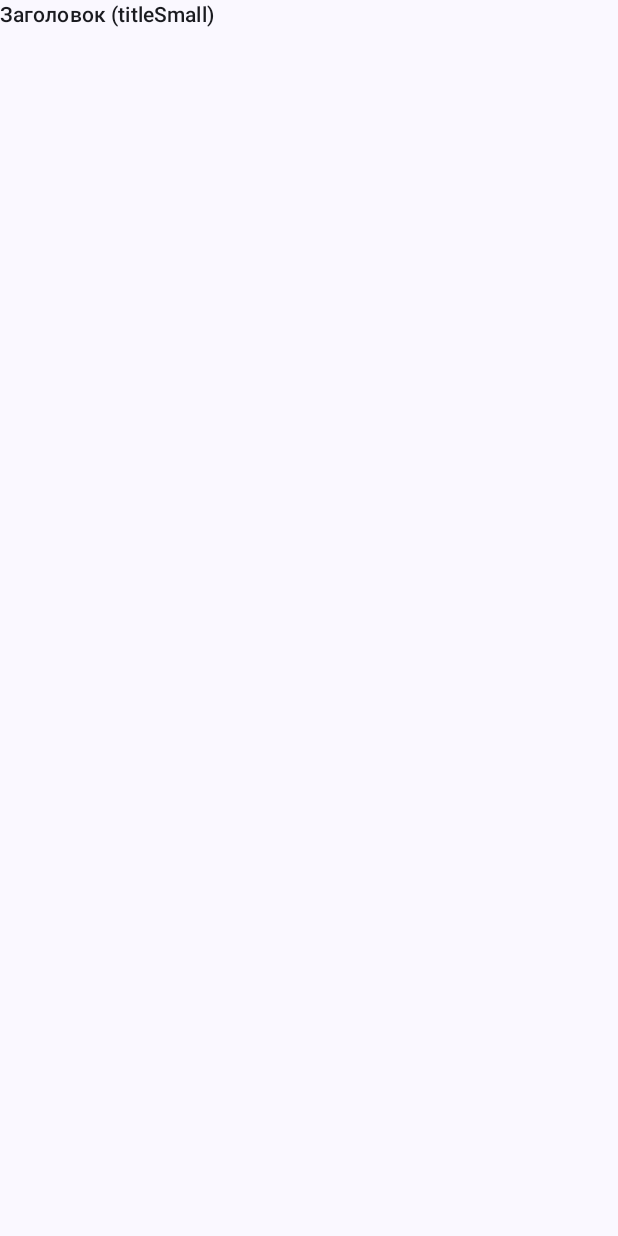
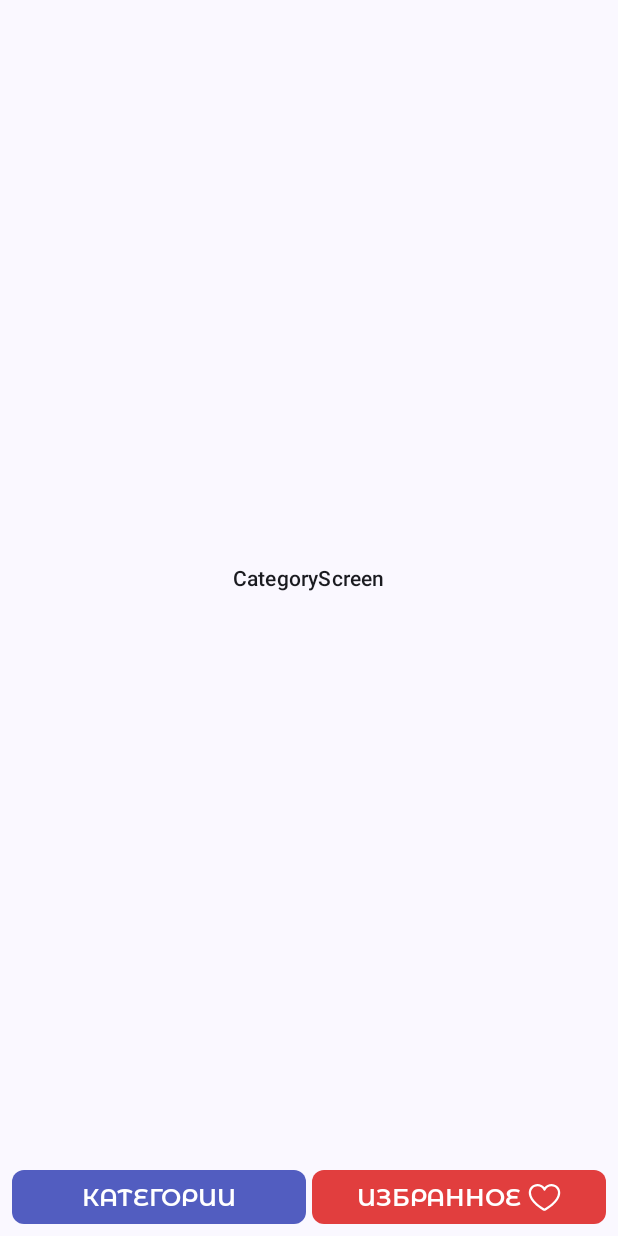
Before and after one commit to AndrewSolodovnikov/RecipeComposeApp, an Android app built with Jetpack Compose: the screen it shows after launch (MainActivity), on a phone screen of 412 x 824 dp. Before the commit the screen is almost empty. Run offline under Robolectric (Android 15) with nearby library versions, the phone set to English and light mode, and no system bars.

Commit message:
RCA-08 добавлена BottomNavigation панель

```diff
--- a/app/src/main/java/com/sol/recipecomposeapp/MainActivity.kt
+++ b/app/src/main/java/com/sol/recipecomposeapp/MainActivity.kt
@@ -4,9 +4,6 @@ import android.os.Bundle
 import androidx.activity.ComponentActivity
 import androidx.activity.compose.setContent
 import androidx.activity.enableEdgeToEdge
-import androidx.compose.foundation.layout.fillMaxSize
-import androidx.compose.material3.Scaffold
-import androidx.compose.ui.Modifier
 import com.sol.recipecomposeapp.ui.theme.RecipeAppTheme
 
 class MainActivity : ComponentActivity() {
@@ -15,9 +12,7 @@ class MainActivity : ComponentActivity() {
         enableEdgeToEdge()
         setContent {
             RecipeAppTheme {
-                Scaffold(modifier = Modifier.fillMaxSize()) { innerPadding ->
-                    RecipeApp(innerPadding)
-                }
+                RecipeApp()
             }
         }
     }
--- a/app/src/main/java/com/sol/recipecomposeapp/RecipesApp.kt
+++ b/app/src/main/java/com/sol/recipecomposeapp/RecipesApp.kt
@@ -1,40 +1,70 @@
 package com.sol.recipecomposeapp
 
-import androidx.compose.foundation.layout.Column
+import androidx.compose.foundation.layout.Box
 import androidx.compose.foundation.layout.PaddingValues
 import androidx.compose.foundation.layout.fillMaxSize
+import androidx.compose.foundation.layout.navigationBarsPadding
 import androidx.compose.foundation.layout.padding
 import androidx.compose.material3.MaterialTheme
+import androidx.compose.material3.Scaffold
 import androidx.compose.material3.Text
 import androidx.compose.runtime.Composable
+import androidx.compose.runtime.getValue
+import androidx.compose.runtime.mutableStateOf
+import androidx.compose.runtime.remember
+import androidx.compose.runtime.setValue
+import androidx.compose.ui.Alignment
 import androidx.compose.ui.Modifier
-import androidx.compose.ui.tooling.preview.Preview
-import androidx.compose.ui.unit.dp
-import com.sol.recipecomposeapp.ui.theme.RecipeAppTheme
+import com.sol.recipecomposeapp.ui.navigation.BottomNavigation
 
 @Composable
-fun RecipeApp(innerPadding: PaddingValues) {
-    TypographyTest(innerPadding)
+fun RecipeApp() {
+    var currentScreen by remember { mutableStateOf(ScreenId.CATEGORIES) }
+
+    Scaffold(
+        modifier = Modifier
+            .fillMaxSize()
+            .navigationBarsPadding(),
+        bottomBar = {
+            BottomNavigation(
+                onCategoriesClick = { currentScreen = ScreenId.CATEGORIES },
+                onFavoriteClick = { currentScreen = ScreenId.FAVORITES }
+            )
+        }
+    ) { innerPadding ->
+        when (currentScreen) {
+            ScreenId.CATEGORIES -> CategoryScreen(innerPadding)
+            ScreenId.FAVORITES -> FavoriteScreen(innerPadding)
+        }
+    }
 }
 
 @Composable
-fun TypographyTest(innerPadding: PaddingValues) {
-    Column(
+fun CategoryScreen(innerPadding: PaddingValues) {
+    Box(
         modifier = Modifier
             .fillMaxSize()
-            .padding(innerPadding)
+            .padding(innerPadding),
+        contentAlignment = Alignment.Center
     ) {
         Text(
-            text = "Заголовок (titleSmall)",
+            text = "CategoryScreen",
             style = MaterialTheme.typography.titleSmall
         )
     }
 }
 
-@Preview(showBackground = true)
 @Composable
-fun TypographyTestPreview() {
-    RecipeAppTheme {
-        TypographyTest(innerPadding = PaddingValues(32.dp))
+fun FavoriteScreen(innerPadding: PaddingValues) {
+    Box(
+        modifier = Modifier
+            .fillMaxSize()
+            .padding(innerPadding),
+        contentAlignment = Alignment.Center
+    ) {
+        Text(
+            text = "FavoriteScreen",
+            style = MaterialTheme.typography.titleSmall
+        )
     }
 }
--- /dev/null
+++ b/app/src/main/java/com/sol/recipecomposeapp/ScreenId.kt
@@ -0,0 +1,6 @@
+package com.sol.recipecomposeapp
+
+enum class ScreenId {
+    CATEGORIES,
+    FAVORITES
+}
--- /dev/null
+++ b/app/src/main/java/com/sol/recipecomposeapp/ui/navigation/BottomNavigation.kt
@@ -0,0 +1,97 @@
+package com.sol.recipecomposeapp.ui.navigation
+
+import androidx.compose.foundation.layout.Arrangement
+import androidx.compose.foundation.layout.Row
+import androidx.compose.foundation.layout.Spacer
+import androidx.compose.foundation.layout.fillMaxWidth
+import androidx.compose.foundation.layout.height
+import androidx.compose.foundation.layout.padding
+import androidx.compose.foundation.layout.width
+import androidx.compose.foundation.shape.RoundedCornerShape
+import androidx.compose.material3.Button
+import androidx.compose.material3.ButtonDefaults
+import androidx.compose.material3.Icon
+import androidx.compose.material3.MaterialTheme
+import androidx.compose.material3.Text
+import androidx.compose.runtime.Composable
+import androidx.compose.ui.Alignment
+import androidx.compose.ui.Modifier
+import androidx.compose.ui.graphics.Color
+import androidx.compose.ui.res.painterResource
+import androidx.compose.ui.tooling.preview.Preview
+import androidx.compose.ui.unit.dp
+import com.sol.recipecomposeapp.R
+import com.sol.recipecomposeapp.ui.theme.AccentBlue
+import com.sol.recipecomposeapp.ui.theme.AccentColor
+
+
+@Composable
+fun BottomNavigation(
+    onCategoriesClick: () -> Unit,
+    onFavoriteClick: () -> Unit,
+    modifier: Modifier = Modifier
+) {
+    Row(
+        modifier = modifier
+            .fillMaxWidth()
+            .padding(8.dp),
+        horizontalArrangement = Arrangement.spacedBy(4.dp),
+        verticalAlignment = Alignment.CenterVertically
+    ) {
+        BottomNavigationButton(
+            modifier = Modifier.weight(1f),
+            text = "Категории",
+            onClick = onCategoriesClick,
+            backgroundColor = AccentBlue,
+        )
+        BottomNavigationButton(
+            modifier = Modifier.weight(1f),
+            text = "Избранное",
+            onClick = onFavoriteClick,
+            backgroundColor = AccentColor,
+            iconResId = R.drawable.ic_favorite,
+        )
+    }
+}
+
+@Composable
+fun BottomNavigationButton(
+    modifier: Modifier = Modifier,
+    text: String,
+    onClick: () -> Unit,
+    backgroundColor: Color,
+    iconResId: Int? = null,
+) {
+    Button(
+        onClick = onClick,
+        shape = RoundedCornerShape(8.dp),
+        colors = ButtonDefaults.buttonColors(containerColor = backgroundColor),
+        modifier = modifier
+            .height(36.dp)
+    ) {
+        Row(verticalAlignment = Alignment.CenterVertically) {
+            Text(
+                text = text.uppercase(),
+                color = Color.White,
+                style = MaterialTheme.typography.titleMedium
+            )
+            if (iconResId != null) {
+                Spacer(modifier = Modifier.width(4.dp))
+                Icon(
+                    painter = painterResource(id = iconResId),
+                    contentDescription = text,
+                    tint = Color.White
+                )
+            }
+        }
+    }
+}
+
+@Preview
+@Composable
+fun BottomNavigationPreview() {
+    BottomNavigation(
+        onCategoriesClick = {},
+        onFavoriteClick = {}
+    )
+}
--- /dev/null
+++ b/app/src/main/res/drawable/ic_favorite.xml
@@ -0,0 +1,9 @@
+<vector xmlns:android="http://schemas.android.com/apk/res/android"
+    android:width="22dp"
+    android:height="18dp"
+    android:viewportWidth="22"
+    android:viewportHeight="18">
+  <path
+      android:pathData="M15.688,0C13.752,0 12.057,0.832 11,2.24C9.943,0.832 8.248,0 6.313,0C4.771,0.002 3.294,0.615 2.204,1.704C1.115,2.794 0.502,4.271 0.5,5.813C0.5,12.375 10.23,17.687 10.645,17.906C10.754,17.965 10.876,17.996 11,17.996C11.124,17.996 11.246,17.965 11.355,17.906C11.77,17.687 21.5,12.375 21.5,5.813C21.498,4.271 20.885,2.794 19.796,1.704C18.706,0.615 17.229,0.002 15.688,0ZM11,16.388C9.288,15.39 2,10.846 2,5.813C2.001,4.669 2.456,3.573 3.265,2.765C4.073,1.956 5.169,1.501 6.313,1.5C8.136,1.5 9.667,2.471 10.306,4.031C10.363,4.169 10.459,4.286 10.582,4.369C10.706,4.452 10.851,4.496 11,4.496C11.149,4.496 11.294,4.452 11.418,4.369C11.541,4.286 11.637,4.169 11.694,4.031C12.333,2.468 13.864,1.5 15.688,1.5C16.831,1.501 17.927,1.956 18.735,2.765C19.544,3.573 19.999,4.669 20,5.813C20,10.838 12.71,15.389 11,16.388Z"
+      android:fillColor="#ffffff"/>
+</vector>
```
